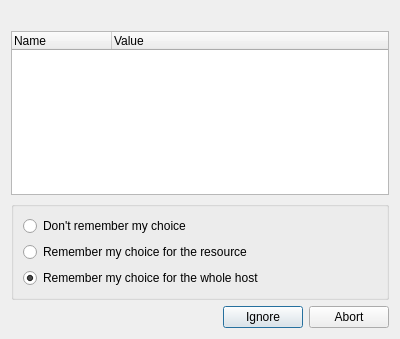
Qt form src/core/sslerrorsdialog.ui (0xd34df00d/leechcraft) before a commit.
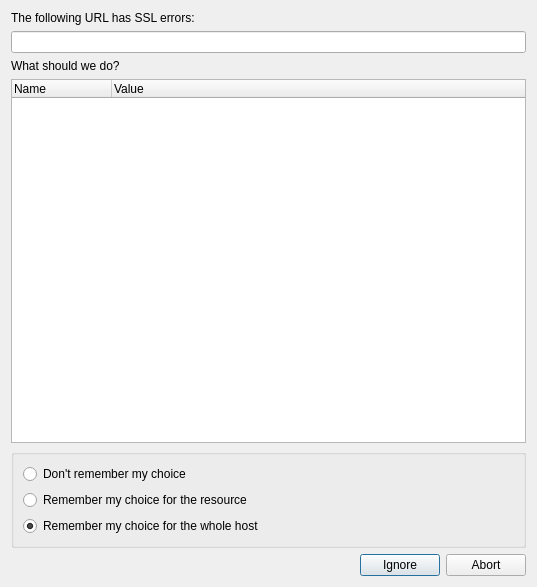
The same form after that commit. Icons and pictures are not drawn.

Commit message: [Core] Show the full copyable URL in the dialog, closes #1820.

```diff
--- a/src/core/sslerrorsdialog.ui
+++ b/src/core/sslerrorsdialog.ui
@@ -6,8 +6,8 @@
    <rect>
     <x>0</x>
     <y>0</y>
-    <width>400</width>
-    <height>339</height>
+    <width>537</width>
+    <height>587</height>
    </rect>
   </property>
   <property name="windowTitle">
@@ -21,7 +21,21 @@
    <item>
     <widget class="QLabel" name="Description_">
      <property name="text">
-      <string>&lt;Here we say that errors happened&gt;</string>
+      <string>The following URL has SSL errors:</string>
+     </property>
+    </widget>
+   </item>
+   <item>
+    <widget class="QLineEdit" name="UrlEdit_">
+     <property name="readOnly">
+      <bool>true</bool>
+     </property>
+    </widget>
+   </item>
+   <item>
+    <widget class="QLabel" name="label">
+     <property name="text">
+      <string>What should we do?</string>
      </property>
     </widget>
    </item>
```
The commit also changes 2 other files.
